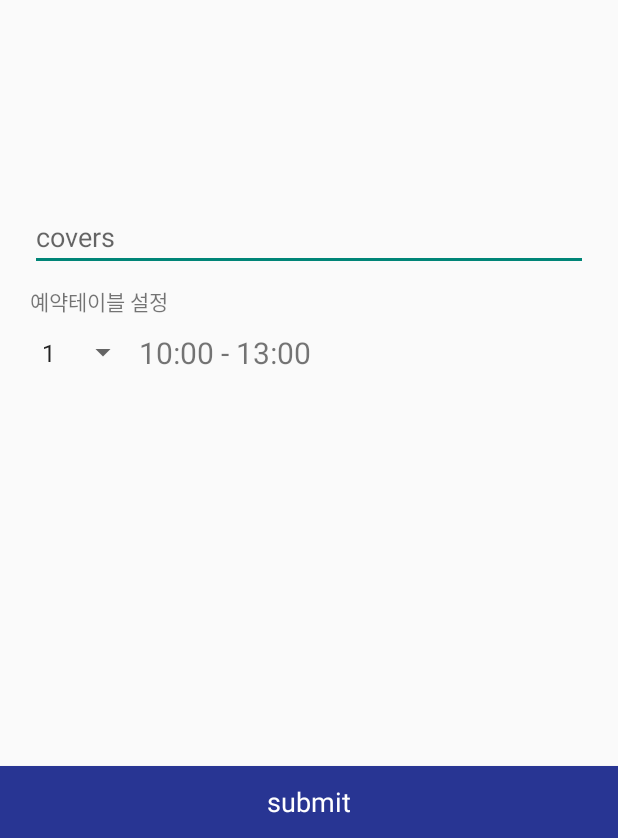
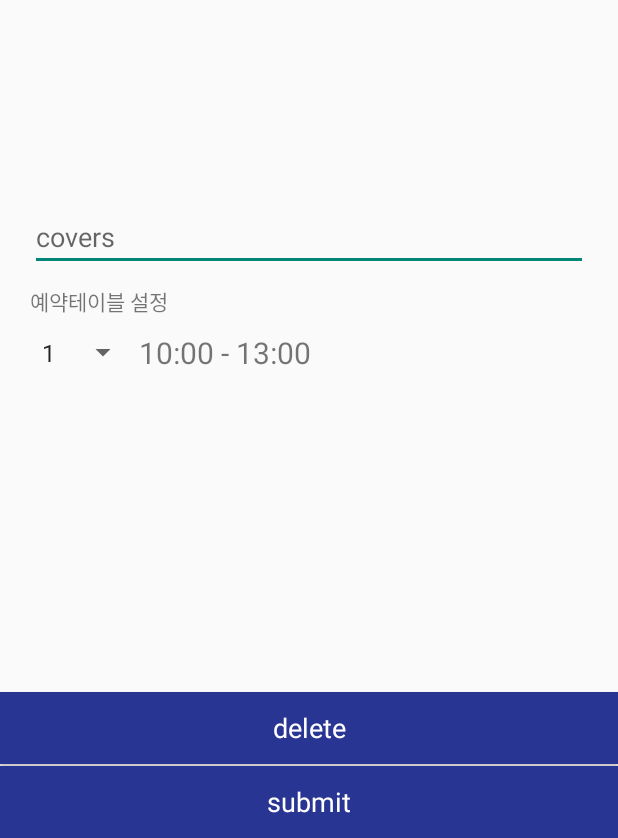
Before and after one commit to DongHyun99/Restaurant_Reservation_System, an Android app: the EditActivity screen opened directly, with no data from a screen before it, on a phone screen of 412 x 824 dp, the part 398-1236 px from its top. Run offline under Robolectric (Android 15) with nearby library versions, the light colour scheme and no system bars; 6 statements that could not run were skipped.

Commit message:
add editActivity

```diff
--- a/app/src/main/java/com/restaurant_reservation_system/controllers/EditActivity.java
+++ b/app/src/main/java/com/restaurant_reservation_system/controllers/EditActivity.java
@@ -4,23 +4,74 @@ import android.content.Intent;
 import android.os.Bundle;
 import android.view.View;
 import android.widget.Button;
+import android.widget.EditText;
+import android.widget.Spinner;
+import android.widget.TextView;
 import androidx.appcompat.app.AppCompatActivity;
 import com.restaurant_reservation_system.R;
+import com.restaurant_reservation_system.database.Booking;
+
+import java.util.ArrayList;
 
 public class EditActivity extends AppCompatActivity {
+
+    String reservation_num, id;
+    int day, month, year, maxNum;
+    Booking booking;
+
+    EditText covers;
+    Spinner spinner;
+    TextView time;
 
     @Override
     public void onCreate(Bundle savedInstanceState) {
         super.onCreate(savedInstanceState);
         setContentView(R.layout.activity_edit);
 
-        Button submit_btn =(Button) findViewById(R.id.submit_btn);
+        init();
+
+        // 수정 버튼
+        Button submit_btn = (Button) findViewById(R.id.submit_btn);
         submit_btn.setOnClickListener(new View.OnClickListener() {
             @Override
             public void onClick(View v) {
-                Intent intent = new Intent(EditActivity.this, TImeTableActivity.class);
-                startActivity(intent);
+            }
+        });
+
+        // 삭제 버튼
+        Button delete_btn = (Button) findViewById(R.id.delete_btn);
+        delete_btn.setOnClickListener(new View.OnClickListener() {
+            @Override
+            public void onClick(View v) {
             }
         });
     }
+
+    //객체를 전달 받는 함수
+    void init(){
+        reservation_num = getIntent().getStringExtra("reservation_num");
+        id = getIntent().getStringExtra("id");
+        day = getIntent().getIntExtra("day", -1);
+        month = getIntent().getIntExtra("month", -1);
+        year = getIntent().getIntExtra("year",-1);
+        maxNum = getIntent().getIntExtra("maxNum",1);
+        ArrayList<Booking> bookings = (ArrayList<Booking>) getIntent().getSerializableExtra("booking_Array");
+        // ArrayList 에서 예약 번호와 같은 booking 찾기
+        for (Booking element: bookings){
+            if (element.getReservation_num().equals(reservation_num))
+                booking = element;
+        }
+        init_view();
+    }
+
+    //전달 받은 객체로 View 를 수정하는 함수
+    void init_view(){
+        int endTime = Integer.parseInt(booking.getTime().split(":")[0])+1;
+        covers = findViewById(R.id.Covers_edit);
+        spinner = findViewById(R.id.table_spinner);
+        time = findViewById(R.id.start_time);
+        covers.setText(booking.getCovers());
+        spinner.setSelection(Integer.parseInt(booking.getTable_id())+1);
+        time.setText(booking.getTime()+"-"+Integer.toString(endTime)+":"+"0");
+    }
 }
--- a/app/src/main/java/com/restaurant_reservation_system/controllers/LoginActivity.java
+++ b/app/src/main/java/com/restaurant_reservation_system/controllers/LoginActivity.java
@@ -124,7 +124,7 @@ public class LoginActivity extends AppCompatActivity {
         @Override
         public void run() {
             try {
-                String site = "http://192.168.25.25/user_inform.php";
+                String site = "http://121.169.25.215/user_inform.php";
                 URL url = new URL(site);
                 //접속
                 URLConnection conn = url.openConnection();
--- a/app/src/main/java/com/restaurant_reservation_system/controllers/StaticisActivity.java
+++ b/app/src/main/java/com/restaurant_reservation_system/controllers/StaticisActivity.java
@@ -48,7 +48,7 @@ public class StaticisActivity extends AppCompatActivity {
         mArrayList = new ArrayList<>();
 
         GetData task = new GetData();
-        task.execute("http://192.168.25.25/getjson.php");
+        task.execute("http://121.169.25.215/getjson.php");
     }
 
 
--- a/app/src/main/java/com/restaurant_reservation_system/database/RegisterRequest.java
+++ b/app/src/main/java/com/restaurant_reservation_system/database/RegisterRequest.java
@@ -9,7 +9,7 @@ import java.util.Map;
 public class RegisterRequest extends StringRequest {
 
     // 서버 URL 설정 ( PHP 파일 연동 )
-    final static private String URL = "http://192.168.25.25/edit_user_inform2.php";
+    final static private String URL = "http://121.169.25.215/edit_user_inform2.php";
     private Map<String, String> map;
 
 
--- a/app/src/main/java/com/restaurant_reservation_system/database/ReservationRequest.java
+++ b/app/src/main/java/com/restaurant_reservation_system/database/ReservationRequest.java
@@ -9,7 +9,7 @@ import java.util.Map;
 public class ReservationRequest extends StringRequest {
 
     // 서버 URL 설정 ( PHP 파일 연동 )
-    final static private String URL = "http://192.168.25.25/edit_reservation.php";
+    final static private String URL = "http://121.169.25.215/edit_reservation.php";
     private Map<String, String> map;
 
 
--- a/app/src/main/res/layout/activity_edit.xml
+++ b/app/src/main/res/layout/activity_edit.xml
@@ -67,17 +67,24 @@
     <LinearLayout
             android:layout_width="match_parent"
             android:layout_height="match_parent"
-            android:gravity="bottom">
+            android:gravity="bottom"
+            android:orientation="vertical">
 
         <Button
                 android:id="@+id/delete_btn"
-                android:layout_width="wrap_content"
+                android:layout_width="match_parent"
                 android:layout_height="wrap_content"
-                android:visibility="gone"
                 android:text="delete"
+                android:layout_alignParentBottom="true"
+                android:background="@color/primaryBlue"
+                android:textColor="@color/colorInverted"
+                android:textSize="18sp"
+                android:textAllCaps="false"
+                android:fontFamily="sans-serif"
         />
 
         <Button
+                android:layout_marginTop="1dp"
                 android:id="@+id/submit_btn"
                 android:layout_width="match_parent"
                 android:layout_height="wrap_content"
```
Also changed, not shown: app/src/main/java/com/restaurant_reservation_system/controllers/AddActivity.java (+7 -7 lines), app/src/main/java/com/restaurant_reservation_system/controllers/ListActivity.java (+2 -8 lines), app/src/main/java/com/restaurant_reservation_system/controllers/TImeTableActivity.java (+69 -33 lines), app/src/main/res/layout/activity_timetable.xml (+13 -1 lines).
